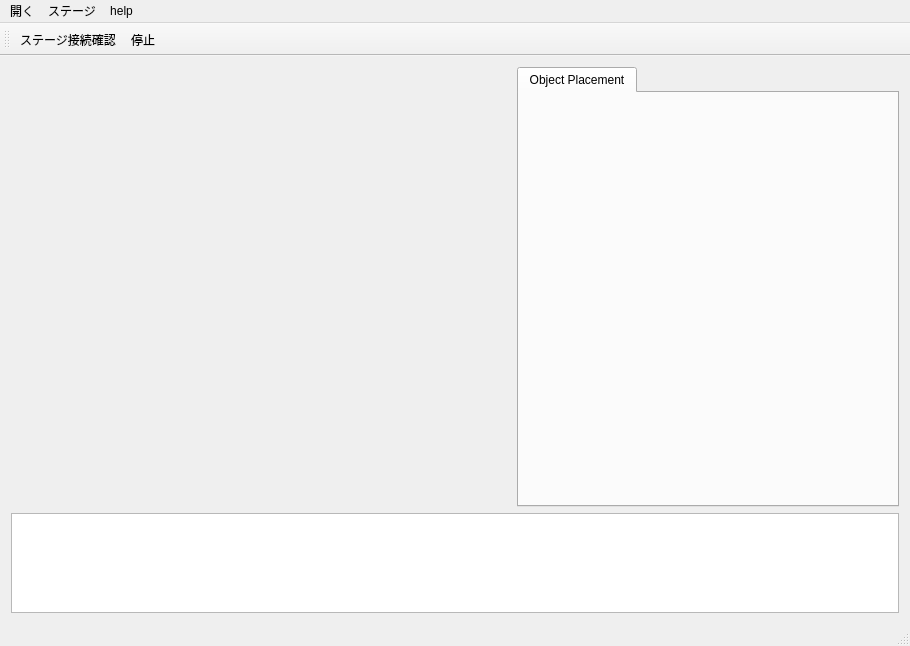
The window that mainwindow.ui (MaruoLab2015/5AxisFabricationApplication) describes before a commit, drawn with Qt 5.
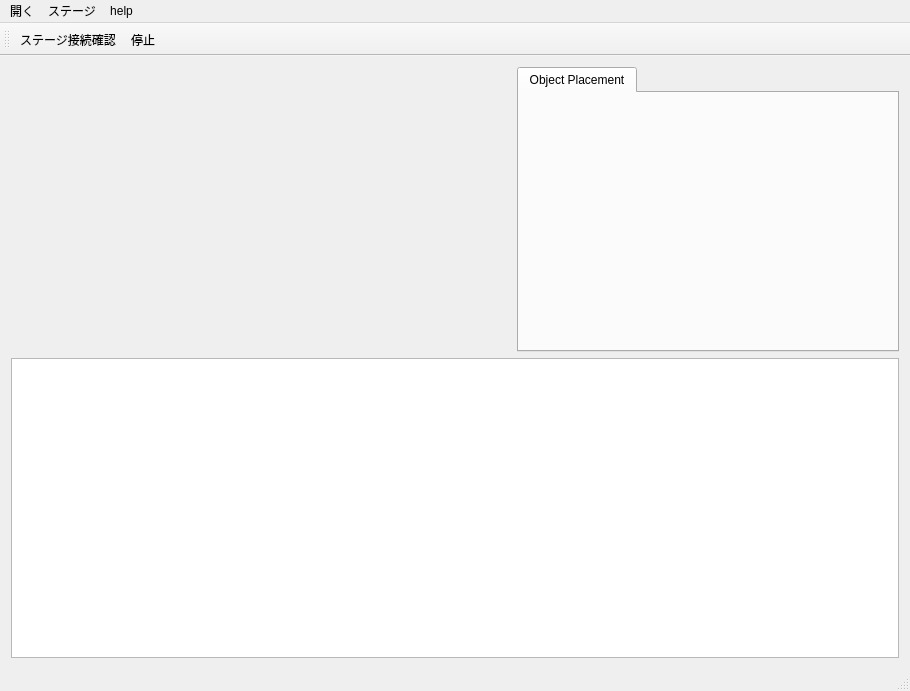
The same window after the commit. Custom widgets are drawn as their Qt base class.

What changed in the file:
```diff
--- a/mainwindow.ui
+++ b/mainwindow.ui
@@ -7,7 +7,7 @@
     <x>0</x>
     <y>0</y>
     <width>910</width>
-    <height>646</height>
+    <height>691</height>
    </rect>
   </property>
   <property name="windowTitle">
@@ -48,13 +48,13 @@
         <property name="minimumSize">
          <size>
           <width>0</width>
-          <height>100</height>
+          <height>300</height>
          </size>
         </property>
         <property name="maximumSize">
          <size>
           <width>16777215</width>
-          <height>100</height>
+          <height>16777215</height>
          </size>
         </property>
        </widget>
```
Left out of the diff: 9 changed lines with no effect on the pictures.
